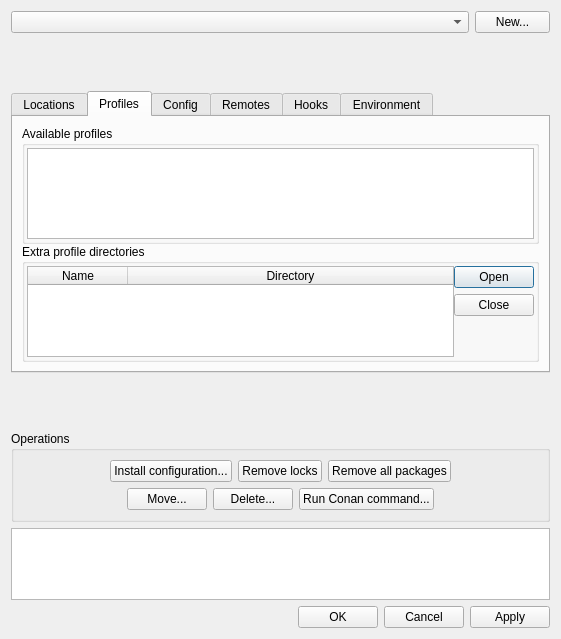
Old version of the form cruiz/resources/local_cache_manage.ui in the repository markfinal/cruiz.
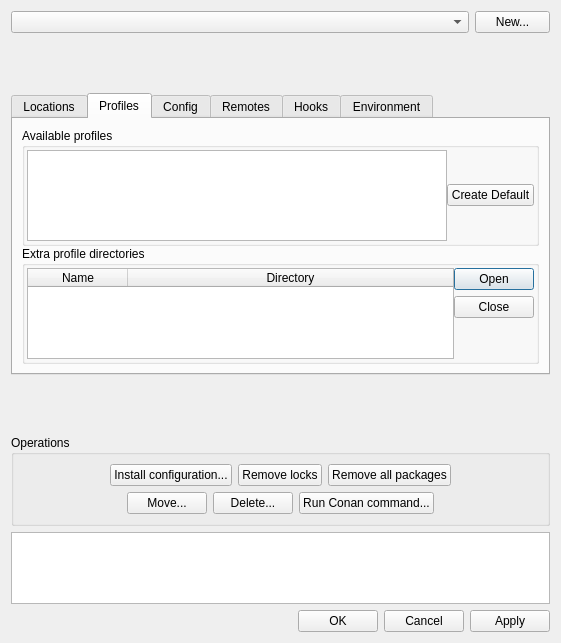
New version of the form. The open tabs and pages were chosen to show the change. Custom widgets are drawn as their Qt base class.

Commit message:
Fixes #70. Local cache. Adding button to create the default profile
- this will detect the system environment
- it will overwrite an existing default profile (without confirming)
- uses a meta invocation command as it's not a long running process

```diff
--- a/cruiz/resources/local_cache_manage.ui
+++ b/cruiz/resources/local_cache_manage.ui
@@ -7,7 +7,7 @@
     <x>0</x>
     <y>0</y>
     <width>561</width>
-    <height>639</height>
+    <height>643</height>
    </rect>
   </property>
   <property name="windowTitle">
@@ -162,11 +162,22 @@
                <number>2</number>
               </property>
               <item>
+               <layout class="QHBoxLayout" name="horizontalLayout_7">
+                <item>
                <widget class="QListWidget" name="profilesList">
                 <property name="sizeAdjustPolicy">
                  <enum>QAbstractScrollArea::AdjustToContents</enum>
                 </property>
                </widget>
+                </item>
+                <item>
+                 <widget class="QPushButton" name="profilesCreateDefault">
+                  <property name="text">
+                   <string>Create Default</string>
+                  </property>
+                 </widget>
+                </item>
+               </layout>
               </item>
              </layout>
             </widget>
```
Lines whose indentation alone changed are shown as unchanged. The commit also changes 3 other files.
